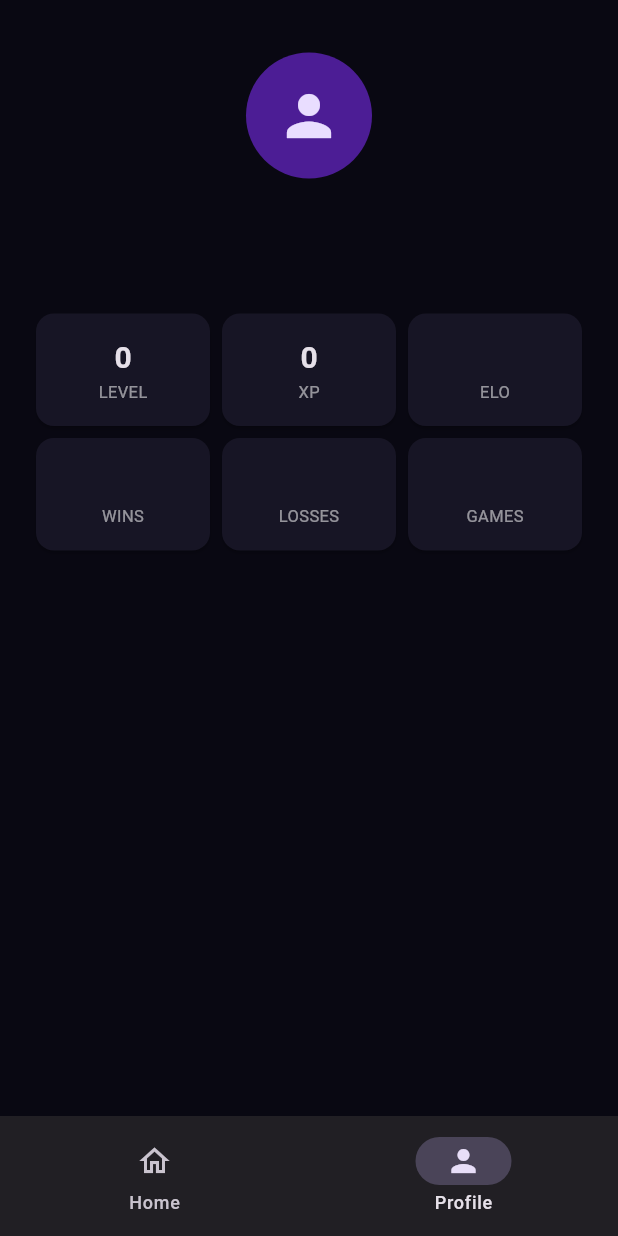
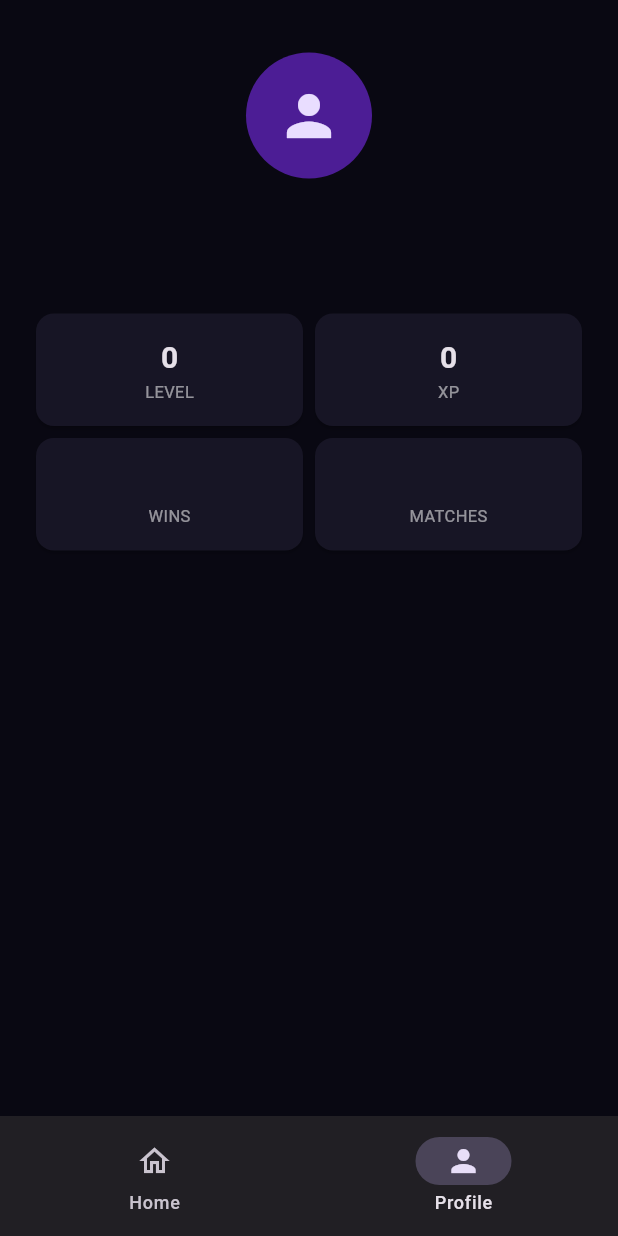
Before and after one commit to githu577/MEME-FIRE, a Flutter app: the screen it shows once a user with an empty profile is signed in, item 2 of the bottom bar chosen, on a phone screen of 412 x 824 dp. Run offline on Flutter 3.47's test engine with Material 3 defaults, Android fonts, the phone set to English and light mode, and no system bars; our stand-ins replace supabase_flutter; accounts and stored records are empty.

Commit message:
Update profile_screen.dart

```diff
--- a/lib/screens/profile_screen.dart
+++ b/lib/screens/profile_screen.dart
@@ -1,2 +1,107 @@
 import 'package:flutter/material.dart';
-class ProfileScreen extends StatelessWidget{final Map<String,dynamic>? profile;const ProfileScreen({super.key,required this.profile});Widget stat(String name,String value)=>Expanded(child:Card(color:const Color(0xFF171525),child:Padding(padding:const EdgeInsets.all(15),child:Column(children:[Text(value,style:const TextStyle(fontWeight:FontWeight.bold,fontSize:20)),Text(name,style:const TextStyle(color:Colors.white54,fontSize:11))]))));@override Widget build(BuildContext context){final p=profile??{};return ListView(padding:const EdgeInsets.all(20),children:[const SizedBox(height:15),const CircleAvatar(radius:42,backgroundColor:Color(0xFF4C1D95),child:Icon(Icons.person,size:44)),const SizedBox(height:12),Text(p['username']??'Player',textAlign:TextAlign.center,style:const TextStyle(fontSize:23,fontWeight:FontWeight.bold)),Text(p['rank_name']??'Bronze',textAlign:TextAlign.center,style:const TextStyle(color:Color(0xFFBCA7EA))),const SizedBox(height:20),Row(children:[stat('LEVEL','${p['level']??1}'),stat('XP','${p['xp']??0}'),stat('ELO','${p['elo']??1000}')]),Row(children:[stat('WINS','${p['wins']??0}'),stat('LOSSES','${p['losses']??0}'),stat('GAMES','${p['games_played']??0}')])];}}
+
+class ProfileScreen extends StatelessWidget {
+  final Map<String, dynamic>? profile;
+
+  const ProfileScreen({
+    super.key,
+    required this.profile,
+  });
+
+  Widget stat(String name, String value) {
+    return Expanded(
+      child: Card(
+        color: const Color(0xFF171525),
+        child: Padding(
+          padding: const EdgeInsets.all(15),
+          child: Column(
+            children: [
+              Text(
+                value,
+                style: const TextStyle(
+                  fontWeight: FontWeight.bold,
+                  fontSize: 20,
+                ),
+              ),
+              Text(
+                name,
+                style: const TextStyle(
+                  color: Colors.white54,
+                  fontSize: 11,
+                ),
+              ),
+            ],
+          ),
+        ),
+      ),
+    );
+  }
+
+  @override
+  Widget build(BuildContext context) {
+    final p = profile ?? {};
+
+    return ListView(
+      padding: const EdgeInsets.all(20),
+      children: [
+        const SizedBox(height: 15),
+
+        const CircleAvatar(
+          radius: 42,
+          backgroundColor: Color(0xFF4C1D95),
+          child: Icon(
+            Icons.person,
+            size: 44,
+          ),
+        ),
+
+        const SizedBox(height: 12),
+
+        Text(
+          p['username']?.toString() ?? 'Player',
+          textAlign: TextAlign.center,
+          style: const TextStyle(
+            fontSize: 23,
+            fontWeight: FontWeight.bold,
+          ),
+        ),
+
+        Text(
+          p['rank_name']?.toString() ?? 'Bronze',
+          textAlign: TextAlign.center,
+          style: const TextStyle(
+            color: Color(0xFFBCA7EA),
+          ),
+        ),
+
+        const SizedBox(height: 20),
+
+        Row(
+          children: [
+            stat(
+              'LEVEL',
+              '${p['level'] ?? 1}',
+            ),
+            stat(
+              'XP',
+              '${p['xp'] ?? 0}',
+            ),
+          ],
+        ),
+
+        Row(
+          children: [
+            stat(
+              'WINS',
+              '${p['wins'] ?? 0}',
+            ),
+            stat(
+              'MATCHES',
+              '${p['matches_played'] ?? 0}',
+            ),
+          ],
+        ),
+      ],
+    );
+  }
+}
```
